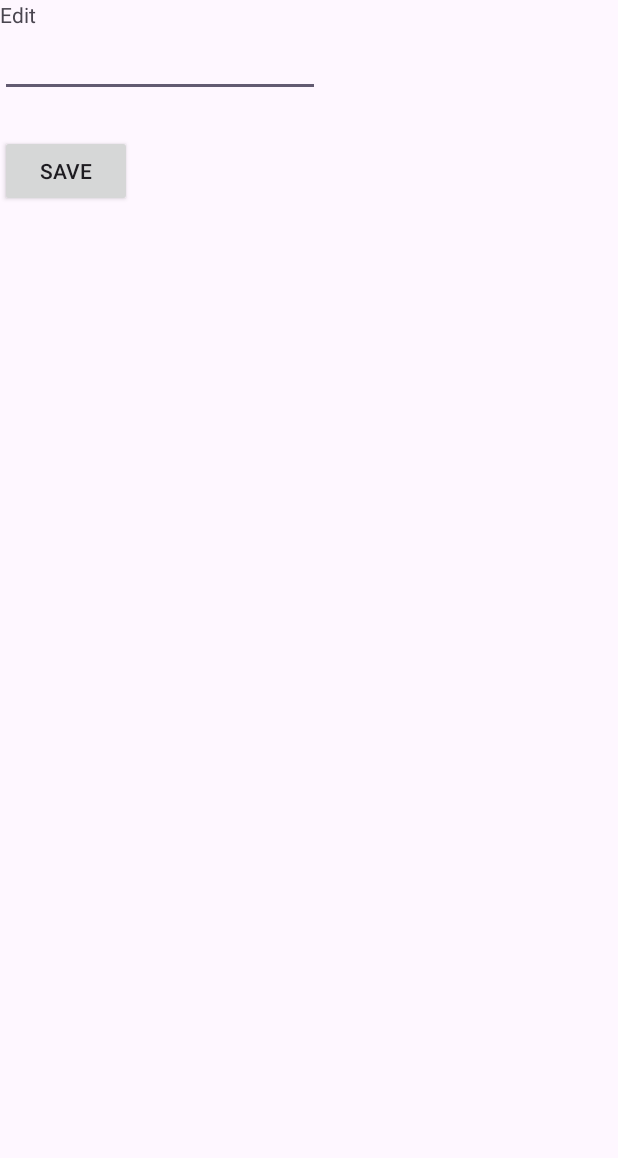
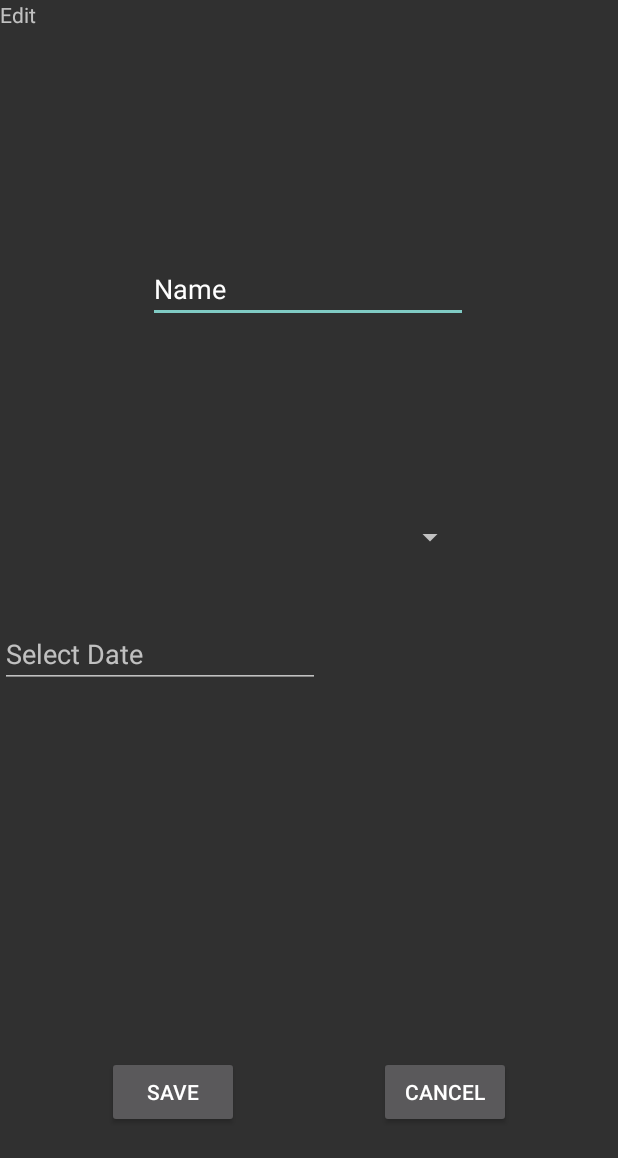
Before and after one commit to gcasey11/AcademicPlanner, an Android app: the EditToDoItemActivity screen opened directly, with no data from a screen before it, on a phone screen of 412 x 824 dp. Shown: the top 1158 px of the screen. Run offline under Robolectric (Android 15) with nearby library versions, the phone set to English and light mode, and no system bars; 1 statement that could not run was skipped.

Commit message:
Added the layouts for main and edit. Also added checkbox list

```diff
--- a/app/build.gradle
+++ b/app/build.gradle
@@ -34,6 +34,7 @@ dependencies {
     implementation libs.material
     implementation libs.activity
     implementation libs.constraintlayout
+    implementation libs.filament.android
     testImplementation libs.junit
     androidTestImplementation libs.ext.junit
     androidTestImplementation libs.espresso.core
--- a/app/src/main/AndroidManifest.xml
+++ b/app/src/main/AndroidManifest.xml
@@ -14,6 +14,7 @@
         tools:targetApi="31">
         <activity
             android:name=".EditToDoItemActivity"
+            android:theme="@style/Theme.AppCompat"
             >
         </activity>
 
--- a/app/src/main/res/layout/activity_edit_item.xml
+++ b/app/src/main/res/layout/activity_edit_item.xml
@@ -1,34 +1,75 @@
-<RelativeLayout xmlns:android="http://schemas.android.com/apk/res/android"
+<androidx.constraintlayout.widget.ConstraintLayout xmlns:android="http://schemas.android.com/apk/res/android"
+    xmlns:app="http://schemas.android.com/apk/res-auto"
     xmlns:tools="http://schemas.android.com/tools"
+    android:id="@+id/etItem"
     android:layout_width="match_parent"
     android:layout_height="match_parent"
-    tools:context="com.example.todo.EditToDoItemActivity" >
+    tools:context="com.example.todo.EditToDoItemActivity">
 
     <TextView
         android:id="@+id/textView1"
         android:layout_width="wrap_content"
         android:layout_height="wrap_content"
-        android:text="@string/edit" />
-
-    <EditText
-        android:id="@+id/etEditItem"
-        android:layout_width="wrap_content"
-        android:layout_height="wrap_content"
-        android:layout_alignParentLeft="true"
-        android:layout_below="@+id/textView1"
-        android:ems="10" >
-
-        <requestFocus />
-    </EditText>
+        android:text="@string/edit"
+        app:layout_constraintStart_toStartOf="parent"
+        app:layout_constraintTop_toTopOf="parent" />
 
     <Button
         android:id="@+id/btnSave"
         android:layout_width="wrap_content"
         android:layout_height="wrap_content"
+        android:layout_below="@+id/etEditItem"
         android:layout_alignLeft="@+id/etEditItem"
-        android:layout_below="@+id/etEditItem"
-        android:layout_marginTop="25dp"
+        android:layout_marginStart="71dp"
+        android:layout_marginBottom="72dp"
         android:onClick="onSubmit"
-        android:text="Save" />
+        android:text="Save"
+        app:layout_constraintBottom_toBottomOf="parent"
+        app:layout_constraintStart_toStartOf="parent" />
 
-</RelativeLayout>
+    <EditText
+        android:id="@+id/txtNewItem"
+        android:layout_width="wrap_content"
+        android:layout_height="wrap_content"
+        android:layout_marginTop="170dp"
+        android:ems="10"
+        android:inputType="text"
+        android:text="Name"
+        app:layout_constraintEnd_toEndOf="parent"
+        app:layout_constraintHorizontal_bias="0.497"
+        app:layout_constraintStart_toStartOf="parent"
+        app:layout_constraintTop_toTopOf="parent" />
+
+    <Spinner
+        android:id="@+id/spinner"
+        android:layout_width="211dp"
+        android:layout_height="48dp"
+        android:layout_marginBottom="442dp"
+        android:spinnerMode="dropdown"
+        app:layout_constraintBottom_toBottomOf="parent"
+        app:layout_constraintEnd_toEndOf="parent"
+        app:layout_constraintHorizontal_bias="0.495"
+        app:layout_constraintStart_toStartOf="parent" />
+
+    <Button
+        android:id="@+id/cancelButton"
+        android:layout_width="wrap_content"
+        android:layout_height="wrap_content"
+        android:layout_marginEnd="71dp"
+        android:layout_marginBottom="72dp"
+        android:text="Cancel"
+        app:layout_constraintBottom_toBottomOf="parent"
+        app:layout_constraintEnd_toEndOf="parent" />
+
+    <EditText
+        android:id="@+id/editTextDate"
+        android:layout_width="wrap_content"
+        android:layout_height="wrap_content"
+        android:layout_marginBottom="365dp"
+        android:ems="10"
+        android:hint="Select Date"
+        android:inputType="date"
+        app:layout_constraintBottom_toBottomOf="parent"
+        tools:layout_editor_absoluteX="99dp" />
+
+</androidx.constraintlayout.widget.ConstraintLayout>
--- a/app/src/main/res/values/strings.xml
+++ b/app/src/main/res/values/strings.xml
@@ -1,9 +1,9 @@
 <resources>
     <string name="app_name">ToDo</string>
     <string name="dialog_delete_title">Delete an item</string>
-    <string name="dialog_delete_msg">Do you want to delete this item?</string>
-    <string name="delete">Delete</string>
-    <string name="cancel">Cancel</string>
+    <string name="dialog_delete_msg">Have you already completed this item?</string>
+    <string name="delete">Yes</string>
+    <string name="cancel">No</string>
     <string name="edit">Edit</string>
 
 </resources>
--- a/gradle/libs.versions.toml
+++ b/gradle/libs.versions.toml
@@ -7,6 +7,7 @@ appcompat = "1.7.0"
 material = "1.12.0"
 activity = "1.9.0"
 constraintlayout = "2.1.4"
+filamentAndroid = "1.17.1"
 
 [libraries]
 junit = { group = "junit", name = "junit", version.ref = "junit" }
@@ -16,6 +17,7 @@ appcompat = { group = "androidx.appcompat", name = "appcompat", version.ref = "a
 material = { group = "com.google.android.material", name = "material", version.ref = "material" }
 activity = { group = "androidx.activity", name = "activity", version.ref = "activity" }
 constraintlayout = { group = "androidx.constraintlayout", name = "constraintlayout", version.ref = "constraintlayout" }
+filament-android = { group = "com.google.ar.sceneform", name = "filament-android", version.ref = "filamentAndroid" }
 
 [plugins]
 android-application = { id = "com.android.application", version.ref = "agp" }
```
Also changed, not shown: app/src/main/java/com/example/todo/CustomAdapter.java (added, +80 -0 lines), app/src/main/java/com/example/todo/DataModel.java (added, +27 -0 lines), app/src/main/java/com/example/todo/MainActivity.java (+25 -53 lines), app/src/main/res/layout/activity_main.xml (+10 -19 lines), app/src/main/res/layout/raw_item.xml (added, +24 -0 lines).
